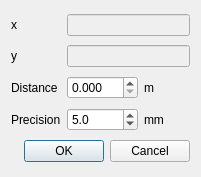
The window that ui_distance.ui (3nids/intersectit) describes before a commit, drawn with Qt 5.
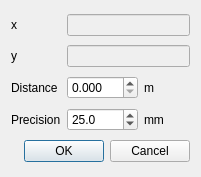
The same window after the commit.

Commit message: changed default precision value

The edit to the form file:
```diff
--- a/ui_distance.ui
+++ b/ui_distance.ui
@@ -53,8 +53,11 @@
      <property name="decimals">
       <number>1</number>
      </property>
+     <property name="maximum">
+      <double>1000.000000000000000</double>
+     </property>
      <property name="value">
-      <double>5.000000000000000</double>
+      <double>25.000000000000000</double>
      </property>
     </widget>
    </item>
```
The commit also changes 1 other file.
